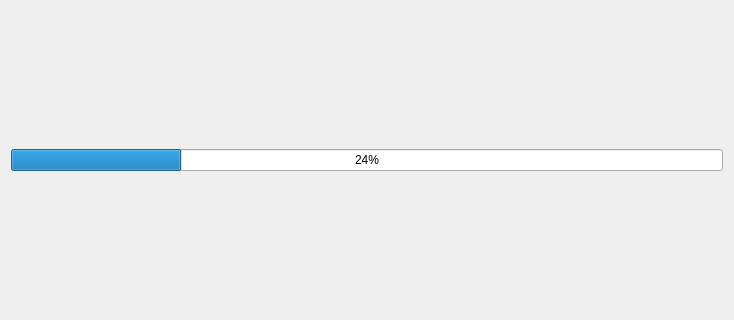
The window that solarviewer/resource/plot.ui (RobertJaro/solar-viewer) describes before a commit, drawn with Qt 5; both pictures show x 0 to 734 and y 108 to 428 of the 734 by 536 pixel window.
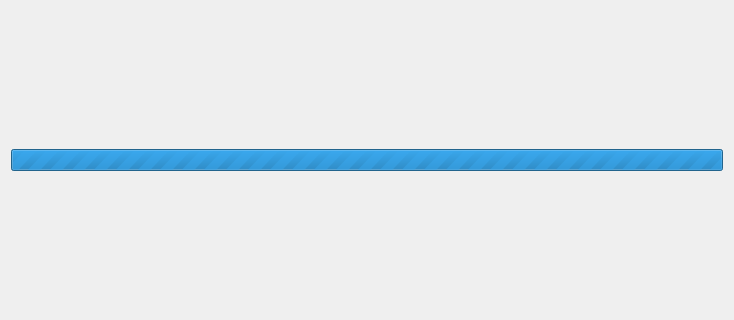
The same window after the commit.

```diff
--- a/solarviewer/resource/plot.ui
+++ b/solarviewer/resource/plot.ui
@@ -16,8 +16,17 @@
         <layout class="QVBoxLayout" name="verticalLayout">
             <item alignment="Qt::AlignVCenter">
                 <widget class="QProgressBar" name="progress">
+                    <property name="maximum">
+                        <number>0</number>
+                    </property>
                     <property name="value">
-                        <number>24</number>
+                        <number>0</number>
+                    </property>
+                    <property name="textVisible">
+                        <bool>false</bool>
+                    </property>
+                    <property name="invertedAppearance">
+                        <bool>false</bool>
                     </property>
                 </widget>
             </item>
```
